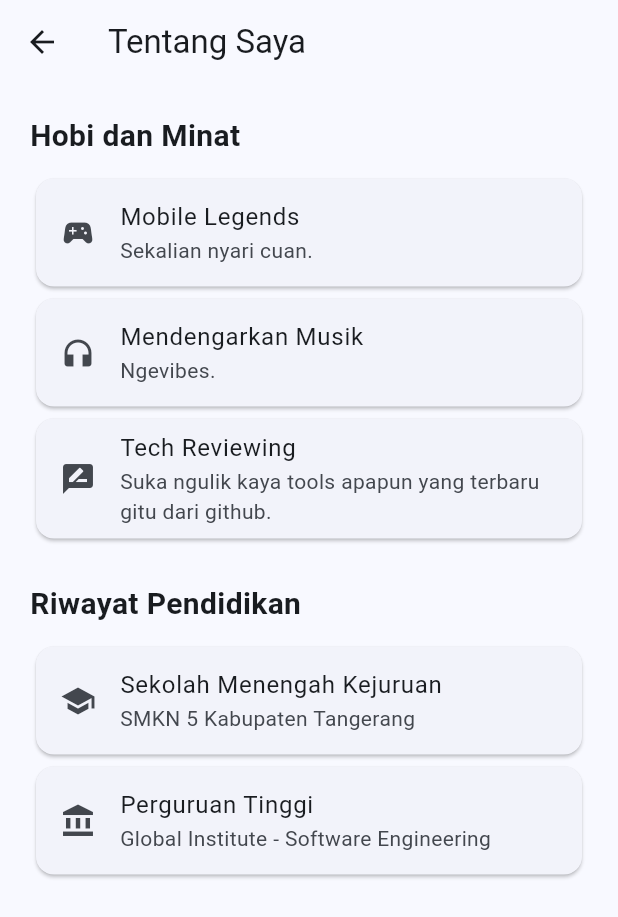
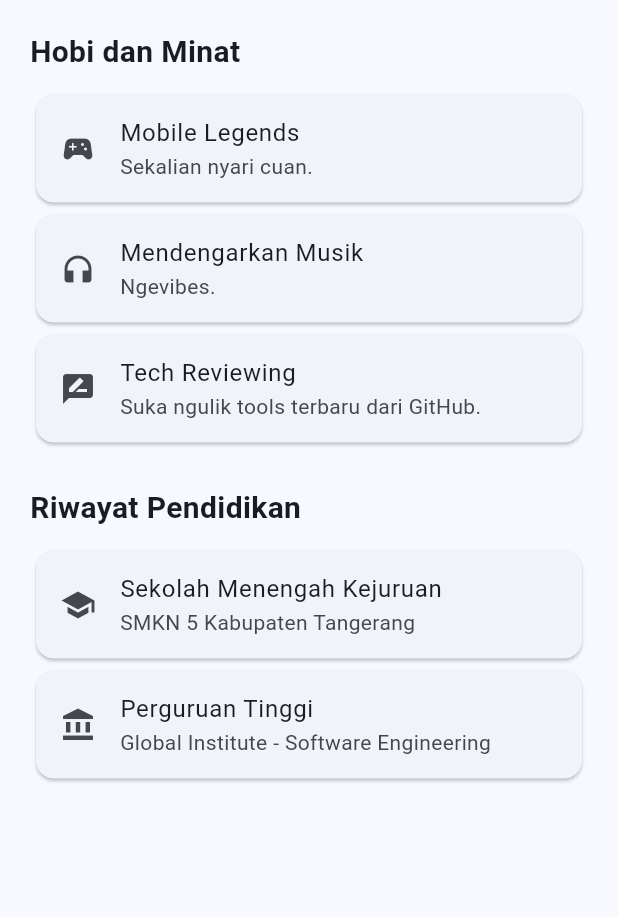
Before and after one commit to DhaniKWP/soal2-uts-pml-1124160014, a Flutter app: the AboutPage widget shown alone on an empty page, opened directly, on a phone screen of 412 x 824 dp. Shown: the top 917 px of the screen. Run offline on Flutter 3.47's test engine with Material 3 defaults, Android fonts, the phone set to English and light mode, and no system bars.

Commit message:
fix: menghilangkan appbar yang double pada halaman tentang

```diff
--- a/lib/screens/about_page.dart
+++ b/lib/screens/about_page.dart
@@ -5,11 +5,7 @@ class AboutPage extends StatelessWidget {
 
   @override
   Widget build(BuildContext context) {
-    return Scaffold(
-      appBar: AppBar(
-        title: const Text('Tentang Saya'),
-      ),
-      body: ListView(
+    return ListView(
       padding: const EdgeInsets.all(20),
       children: [
         const Text(
@@ -26,9 +22,7 @@ class AboutPage extends StatelessWidget {
           child: ListTile(
             leading: Icon(Icons.sports_esports),
             title: Text('Mobile Legends'),
-              subtitle: Text(
-                'Sekalian nyari cuan.',
-              ),
+            subtitle: Text('Sekalian nyari cuan.'),
           ),
         ),
 
@@ -36,9 +30,7 @@ class AboutPage extends StatelessWidget {
           child: ListTile(
             leading: Icon(Icons.headphones),
             title: Text('Mendengarkan Musik'),
-              subtitle: Text(
-                'Ngevibes.',
-              ),
+            subtitle: Text('Ngevibes.'),
           ),
         ),
 
@@ -47,7 +39,7 @@ class AboutPage extends StatelessWidget {
             leading: Icon(Icons.rate_review),
             title: Text('Tech Reviewing'),
             subtitle: Text(
-                'Suka ngulik kaya tools apapun yang terbaru gitu dari github.',
+              'Suka ngulik tools terbaru dari GitHub.',
             ),
           ),
         ),
@@ -82,7 +74,6 @@ class AboutPage extends StatelessWidget {
           ),
         ),
       ],
-      ),
     );
   }
 }
```
Lines whose indentation alone changed are shown as unchanged.
